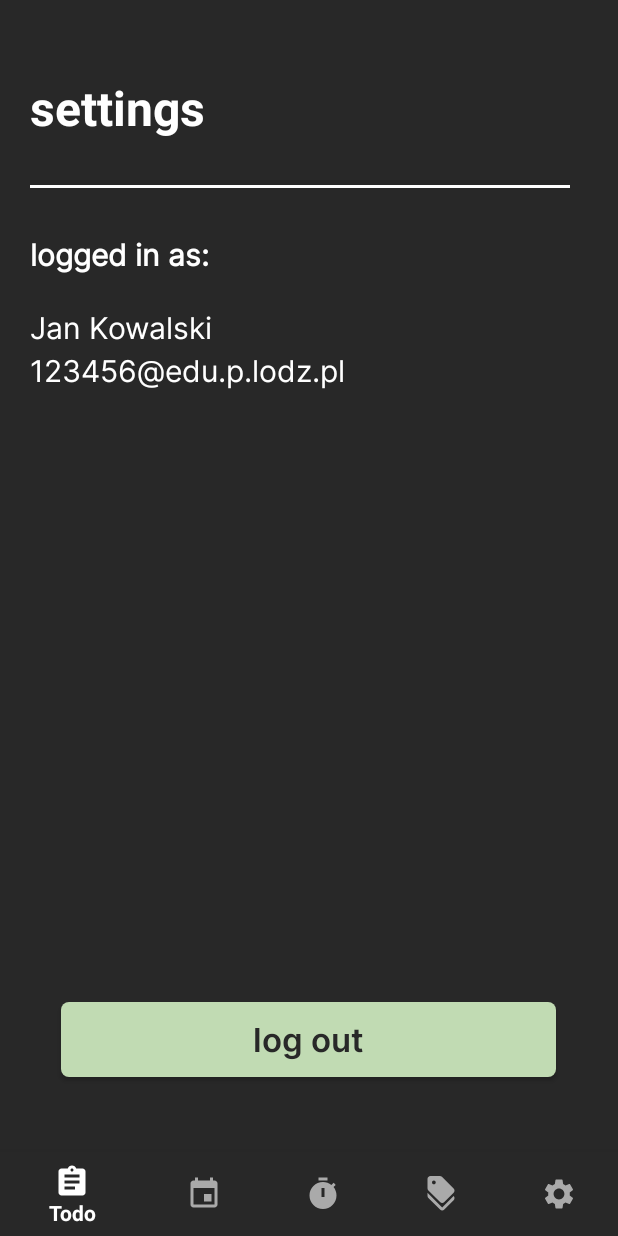
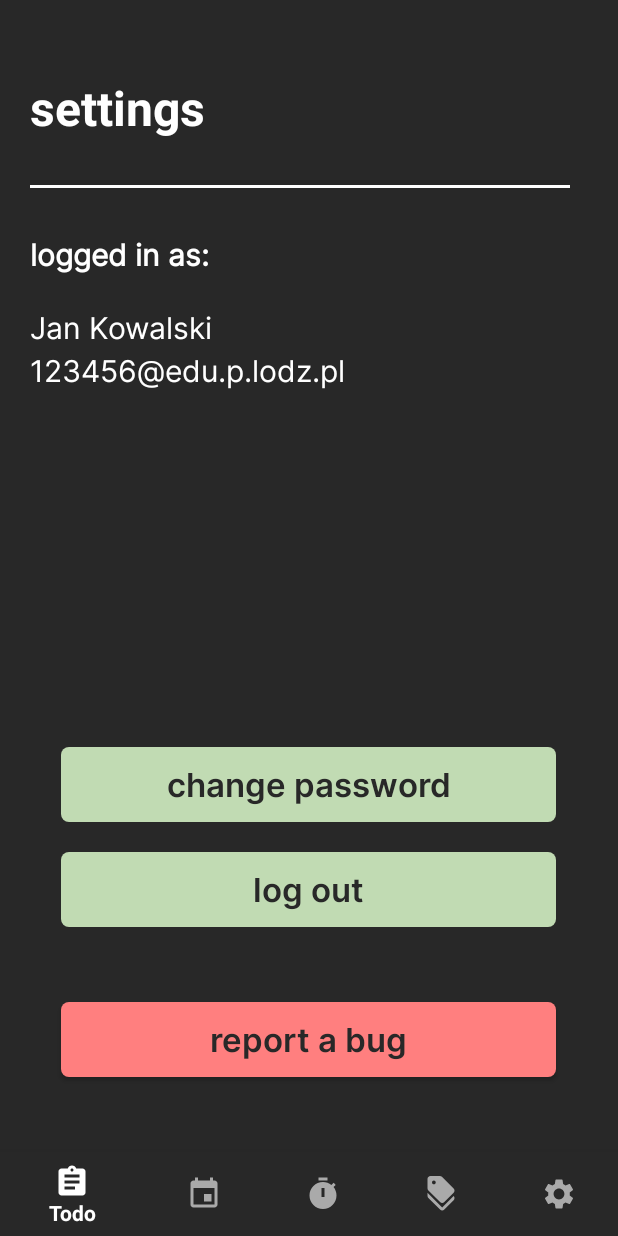
Before and after one commit to parsley026/Teeplan, an Android app: the fragment SettingsFragment placed in its activity, on a phone screen of 412 x 824 dp. Run offline under Robolectric (Android 15) with nearby library versions, the light colour scheme and no system bars; libraries missing offline, so code that uses them is left out: com.leinardi.android; 7 statements that could not run were skipped.

Commit message:
Dodanie przyciskow change password i report a bug

```diff
--- /dev/null
+++ b/AndroidApplication/app/src/main/res/drawable/button_shape_red.xml
@@ -0,0 +1,6 @@
+<?xml version="1.0" encoding="utf-8"?>
+<shape xmlns:android="http://schemas.android.com/apk/res/android"
+    android:shape="rectangle">
+    <solid android:color="@color/colorLightRed" />
+    <corners android:radius="5dp" />
+</shape>
--- a/AndroidApplication/app/src/main/res/layout/fragment_settings.xml
+++ b/AndroidApplication/app/src/main/res/layout/fragment_settings.xml
@@ -38,8 +38,7 @@
         android:textStyle="bold"
         android:layout_below="@id/view"
         android:layout_marginStart="20dp"
-        android:layout_marginTop="20dp"
-        />
+        android:layout_marginTop="20dp" />
     <TextView
         android:id="@+id/accountInfoName"
         style="@style/AppEntryTextStyle"
@@ -49,8 +48,7 @@
         android:textSize="20sp"
         android:layout_below="@id/accountText"
         android:layout_marginStart="20dp"
-        android:layout_marginTop="20dp"
-        />
+        android:layout_marginTop="20dp" />
     <TextView
         android:id="@+id/accountInfoEmail"
         style="@style/AppEntryTextStyle"
@@ -61,6 +59,15 @@
         android:layout_below="@id/accountInfoName"
         android:layout_marginStart="20dp"/>
     <Button
+        android:id="@+id/buttonChangePass"
+        style="@style/AppButtonStyle"
+        android:layout_width="330dp"
+        android:layout_height="50dp"
+        android:text="change password"
+        android:layout_centerHorizontal="true"
+        android:layout_alignParentBottom="true"
+        android:layout_marginVertical="220dp"/>
+    <Button
         android:id="@+id/buttonSignOut"
         style="@style/AppButtonStyle"
         android:layout_width="330dp"
@@ -68,5 +75,14 @@
         android:text="log out"
         android:layout_centerHorizontal="true"
         android:layout_alignParentBottom="true"
-        android:layout_marginBottom="50dp"/>
+        android:layout_marginVertical="150dp"/>
+    <Button
+        android:id="@+id/buttonReport"
+        style="@style/AppButtonStyleRed"
+        android:layout_width="330dp"
+        android:layout_height="50dp"
+        android:text="report a bug"
+        android:layout_centerHorizontal="true"
+        android:layout_alignParentBottom="true"
+        android:layout_marginVertical="50dp"/>
 </RelativeLayout>
--- a/AndroidApplication/app/src/main/res/values/colors.xml
+++ b/AndroidApplication/app/src/main/res/values/colors.xml
@@ -8,4 +8,5 @@
     <color name="colorWhite">#FFFFFF</color>
     <color name="colorWhiteHint">#9AFFFFFF</color>
     <color name="colorTransparent">#00FFFFFF</color>
+    <color name="colorLightRed">#FF7F7F</color>
 </resources>
--- a/AndroidApplication/app/src/main/res/values/style.xml
+++ b/AndroidApplication/app/src/main/res/values/style.xml
@@ -26,6 +26,16 @@
         <item name="android:background">@drawable/button_shape</item>
     </style>
 
+    <style name="AppButtonStyleRed">
+        <item name="android:fontFamily">@font/inter_semi_bold</item>
+        <item name="android:textColor">@color/colorPrimaryDark</item>
+        <item name="android:textColorHint">@color/colorPrimaryDark</item>
+        <item name="android:textAlignment">center</item>
+        <item name="android:textSize">22sp</item>
+        <item name="android:textAllCaps">false</item>
+        <item name="android:background">@drawable/button_shape_red</item>
+    </style>
+
     <style name="AppMinorText">
         <item name="android:fontFamily">@font/inter_regular</item>
         <item name="android:textColor">@color/colorWhite</item>
```
